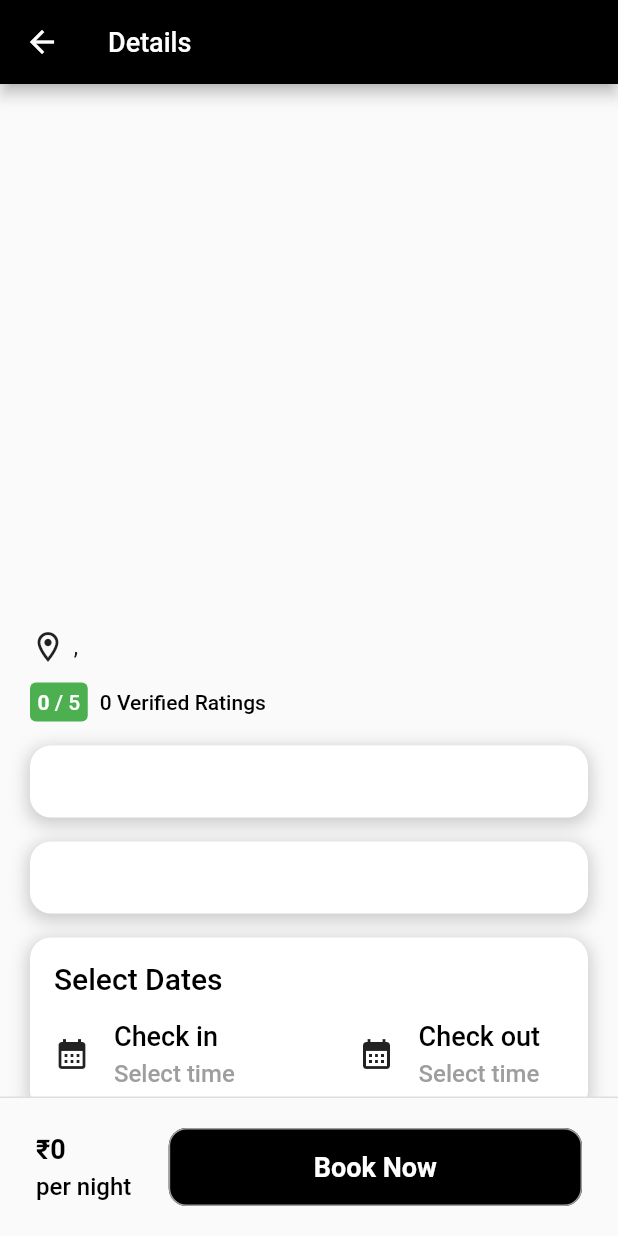
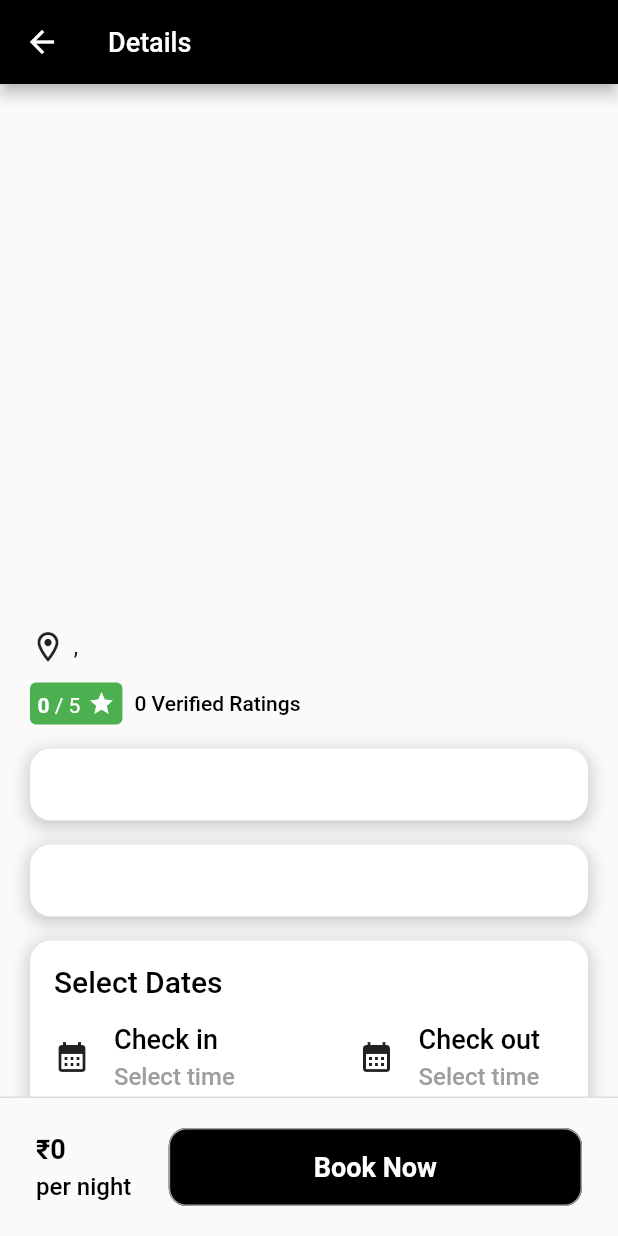
Before and after one commit to chirag503/hotel_booking_app, a Flutter app: the HotelDetailScreen screen opened directly with empty values, on a phone screen of 412 x 824 dp. Run offline on Flutter 3.47's test engine with Material 3 defaults, Android fonts, the phone set to English and light mode, and no system bars; drawn by our look-alikes of flutter_image_slideshow; our stand-ins replace cached_network_image, flutter_bloc, fluttertoast, hive, hive_flutter, lottie and 1 more; accounts and stored records are empty; network calls fail.

Commit message:
bugs-fixing

```diff
--- a/lib/constants/app_text_styles.dart
+++ b/lib/constants/app_text_styles.dart
@@ -60,6 +60,11 @@ class AppTextStyles {
     fontWeight: FontWeight.w500,
     fontSize: 14,
   );
+  static TextStyle f14W400White = const TextStyle(
+    color: Colors.white,
+    fontWeight: FontWeight.w400,
+    fontSize: 14,
+  );
 
   static TextStyle f18W500White = const TextStyle(
     color: Colors.white,
--- a/lib/features/auth/screens/login_screen.dart
+++ b/lib/features/auth/screens/login_screen.dart
@@ -105,7 +105,7 @@ class _LoginScreenState extends State<LoginScreen> {
                     BlocConsumer<AuthCubit, AuthState>(
                       listener: (context, state) {
                         if (state is LoginSuccess) {
-                          AnywhereDoor.push(context,
+                          AnywhereDoor.pushAndRemoveUntil(context,
                               className: const HomeScreen());
                         }
                       },
--- a/lib/features/auth/screens/sign_up_screen.dart
+++ b/lib/features/auth/screens/sign_up_screen.dart
@@ -121,7 +121,7 @@ class _SignUpScreenState extends State<SignUpScreen> {
                     BlocConsumer<AuthCubit, AuthState>(
                       listener: (context, state) {
                         if (state is SignUpSuccess) {
-                          AnywhereDoor.push(context,
+                          AnywhereDoor.pushAndRemoveUntil(context,
                               className: const HomeScreen());
                         }
                       },
--- a/lib/features/home/screens/hotel_detail_screen.dart
+++ b/lib/features/home/screens/hotel_detail_screen.dart
@@ -1,4 +1,5 @@
 import 'package:flutter/material.dart';
+import 'package:flutter/widgets.dart';
 import 'package:flutter_bloc/flutter_bloc.dart';
 import 'package:flutter_image_slideshow/flutter_image_slideshow.dart';
 import 'package:hotel_booking_app/constants/app_colors.dart';
@@ -80,7 +81,7 @@ class _HotelDetailScreenState extends State<HotelDetailScreen> {
                       crossAxisAlignment: CrossAxisAlignment.start,
                       children: [
                         Text(
-                          widget.data.hotelName ?? "NA",
+                          (widget.data.hotelName ?? "NA"),
                           style: AppTextStyles.f28W700Black,
                         ),
                         const SizedBox(
@@ -92,9 +93,11 @@ class _HotelDetailScreenState extends State<HotelDetailScreen> {
                             const SizedBox(
                               width: 5,
                             ),
-                            Text(
-                                "${widget.data.addressline1 ?? "NA"}, ${widget.data.city ?? "NA"}",
-                                style: AppTextStyles.f18W400Grey),
+                            Expanded(
+                              child: Text(
+                                  "${widget.data.addressline1 ?? "NA"}, ${widget.data.city ?? "NA"}",
+                                  style: AppTextStyles.f18W400Grey),
+                            ),
                           ],
                         ),
                         const SizedBox(
--- a/lib/features/home/widgets/rating_card.dart
+++ b/lib/features/home/widgets/rating_card.dart
@@ -4,7 +4,8 @@ import 'package:hotel_booking_app/constants/app_text_styles.dart';
 class RatingCard extends StatelessWidget {
   final String starRating;
   final String numberOfReviews;
-  const RatingCard({super.key, required this.starRating, required this.numberOfReviews});
+  const RatingCard(
+      {super.key, required this.starRating, required this.numberOfReviews});
 
   @override
   Widget build(BuildContext context) {
@@ -20,7 +21,16 @@ class RatingCard extends StatelessWidget {
                   text: starRating,
                   style: AppTextStyles.f14W600White,
                   children: [
-                TextSpan(text: " / 5", style: AppTextStyles.f14W500White)
+                TextSpan(text: " / 5", style: AppTextStyles.f14W400White),
+                const WidgetSpan(
+                    child: Padding(
+                  padding: EdgeInsets.only(left: 5),
+                  child: Icon(
+                    Icons.star,
+                    color: Colors.white,
+                    size: 18,
+                  ),
+                ))
               ])),
         ),
         Text("$numberOfReviews Verified Ratings",
--- a/lib/features/splash/splash_screen.dart
+++ b/lib/features/splash/splash_screen.dart
@@ -21,9 +21,11 @@ class _SplashScreenState extends State<SplashScreen> {
     WidgetsBinding.instance.addPostFrameCallback((timeStamp) {
       Future.delayed(const Duration(seconds: 1), () {
         if (userId != null) {
-          AnywhereDoor.pushReplacement(context, className: const HomeScreen());
+          AnywhereDoor.pushAndRemoveUntil(context,
+              className: const HomeScreen());
         } else {
-          AnywhereDoor.pushReplacement(context, className: const LoginScreen());
+          AnywhereDoor.pushAndRemoveUntil(context,
+              className: const LoginScreen());
         }
       });
     });
```
Also changed, not shown: lib/features/booking/widgets/hotel_booking_widget.dart (+33 -21 lines), lib/features/home/cubit/home_cubit.dart (+5 -4 lines), lib/features/home/screens/home_screen.dart (+16 -4 lines), lib/features/home/widgets/hotel_card.dart (+11 -27 lines), lib/features/home/widgets/people_count_chip.dart (+7 -7 lines), assets/jsons/hotel.json.
